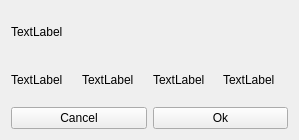
This is PlaylistItem.ui in cscmieu/Democratic-Stratagem-Trainer as Qt 5 draws it before an edit. The edited form follows.
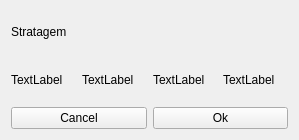
This is the edited form.

What changed in the file:
```diff
--- a/PlaylistItem.ui
+++ b/PlaylistItem.ui
@@ -17,7 +17,7 @@
    <item>
     <widget class="QLabel" name="label">
      <property name="text">
-      <string>TextLabel</string>
+      <string>Stratagem</string>
      </property>
     </widget>
    </item>
```
Left out of the diff: 6 changed lines with no effect on the pictures.
